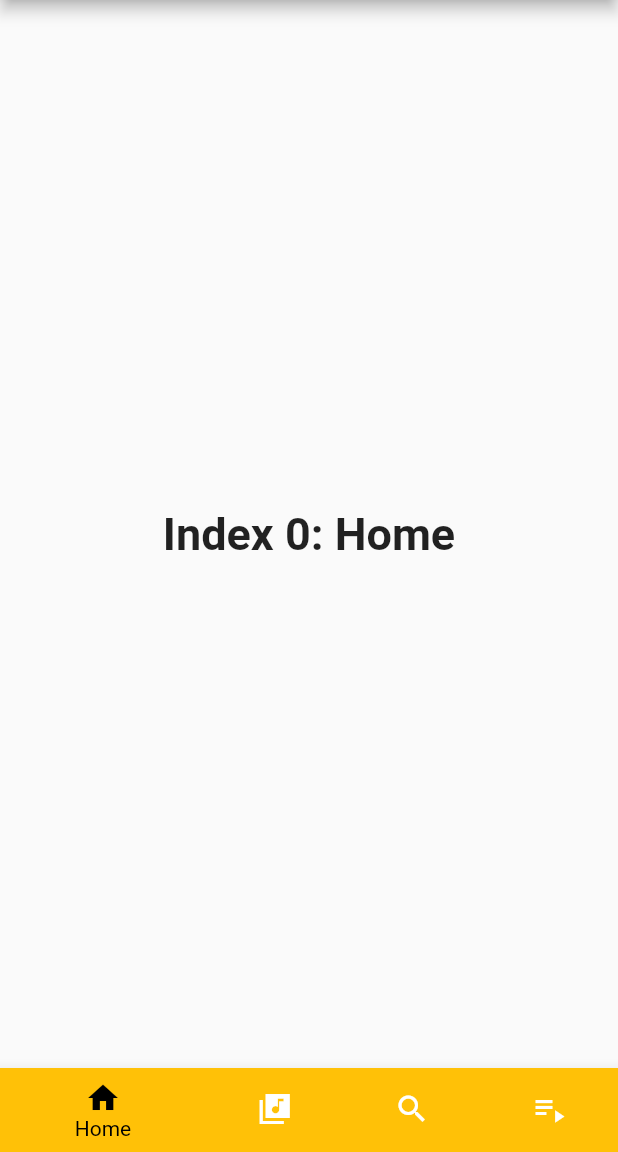
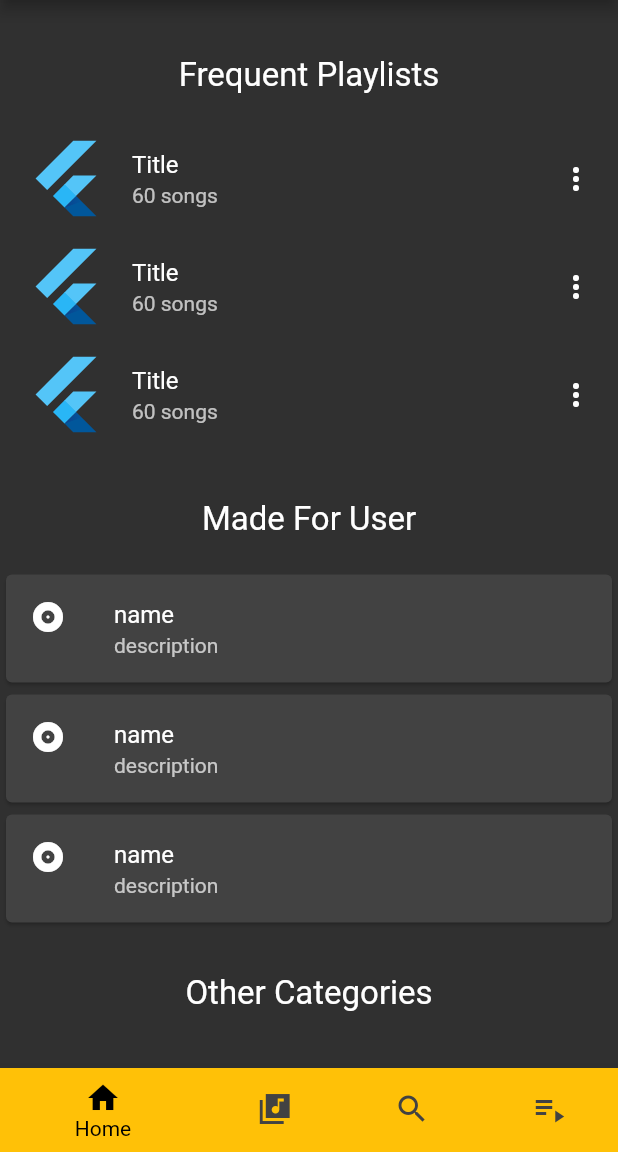
Before and after one commit to valeria-izvoreanu/TPPM_Project, a Flutter app: the screen it shows after launch, on a phone screen of 412 x 824 dp, the part 84-1236 px from its top. Run offline on Flutter 3.47's test engine with Material 2 defaults, Android fonts, the phone set to English and light mode, and no system bars.

Commit message:
home page mobile

```diff
--- a/mobile_app/lib/main.dart
+++ b/mobile_app/lib/main.dart
@@ -14,10 +14,7 @@ class _MyStatefulWidgetState extends State<MyApp> {
   static const TextStyle optionStyle =
   TextStyle(fontSize: 30, fontWeight: FontWeight.bold);
   static const List<Widget> _widgetOptions = <Widget>[
-    Text(
-      'Index 0: Home',
-      style: optionStyle,
-    ),
+    Home(),
     Text(
       'Index 1: Business',
       style: optionStyle,
@@ -42,11 +39,15 @@ class _MyStatefulWidgetState extends State<MyApp> {
   Widget build(BuildContext context) {
     return MaterialApp(
         theme: ThemeData(
-          primarySwatch: Colors.amber,
+            primarySwatch: Colors.amber,
+            //scaffoldBackgroundColor: Colors.black,
+            brightness: Brightness.dark
         ),
         home:Scaffold(
           appBar: AppBar(
             title: const Text('Spotify'),
+            backgroundColor: Colors.amber,
+            foregroundColor: Colors.black,
           ),
           body: Center(
             child: _widgetOptions.elementAt(_selectedIndex),
@@ -82,3 +83,86 @@ class _MyStatefulWidgetState extends State<MyApp> {
     );
   }
 }
+
+class Home extends StatelessWidget {
+  const Home({Key? key}) : super(key: key);
+
+  @override
+  Widget build(BuildContext context) {
+    return SingleChildScrollView(
+    child: Column(
+        crossAxisAlignment: CrossAxisAlignment.stretch,
+        children: <Widget>[
+          _buildTitle("Frequent Playlists"),
+          SizedBox(
+              height: 230,
+              child:_buildPlaylistsTiles()),
+          _buildTitle("Made For User"),
+          SizedBox(
+              height: 250,
+              child:_buildMadeForUser()),
+          _buildTitle("Other Categories"),
+          //TODO
+        ],
+      ),
+    );
+  }
+
+  Widget _buildTitle(text) {
+    return Center(child:Container(
+        padding: EdgeInsets.fromLTRB(20, 20, 20, 20),
+        child: Text(text,
+            style: TextStyle(fontSize: 22),
+            )));
+  }
+
+  Widget _buildPlaylistsTiles() {
+    return  Material(
+        child: ListView(
+          //scrollDirection: Axis.vertical,
+          children: <Widget>[
+            _playlistTile("Title", "60"),
+            _playlistTile("Title", "60"),
+            _playlistTile("Title", "60"),
+          ],
+        ),
+    );
+  }
+
+  Widget _playlistTile(name, songNr){
+    return  ListTile(
+      leading: FlutterLogo(size: 56.0),
+      title: Text(name),
+      subtitle: Text(songNr+" songs"),
+      trailing: Icon(Icons.more_vert),
+    );
+  }
+
+  Widget _buildMadeForUser() {
+    return  Material(
+      child: ListView(
+        children: <Widget>[
+          _playlistCard("name", "description"),
+          _playlistCard("name", "description"),
+          _playlistCard("name", "description"),
+        ],
+      ),
+    );
+  }
+
+  Widget _playlistCard(name, description){
+    return Card(
+        child: InkWell(
+          splashColor: Colors.blue.withAlpha(30),
+          onTap: () {
+            debugPrint('Card tapped.');
+          },
+          child: ListTile(
+            leading: Icon(Icons.album),
+            title: Text(name),
+            subtitle: Text(description),
+          )
+        ),
+    );
+  }
+}
```
